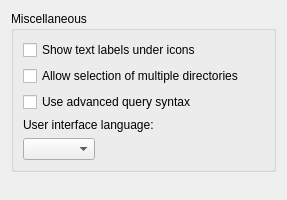
This is ui/options_interface.ui in metabrainz/picard as Qt 5 draws it before an edit. The edited form follows.
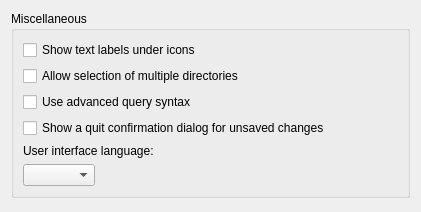
This is the edited form.

Commit message: Add a quit confirmation dialog (PICARD-46)

```diff
--- a/ui/options_interface.ui
+++ b/ui/options_interface.ui
@@ -1,12 +1,12 @@
 <ui version="4.0" >
  <class>InterfaceOptionsPage</class>
- <widget class="QWidget" name="InterfaceOptionsPage" >
-  <property name="geometry" >
+ <widget class="QWidget" name="InterfaceOptionsPage">
+  <property name="geometry">
    <rect>
     <x>0</x>
     <y>0</y>
-    <width>287</width>
-    <height>200</height>
+    <width>421</width>
+    <height>212</height>
    </rect>
   </property>
   <layout class="QVBoxLayout" >
@@ -38,8 +38,15 @@
        </widget>
       </item>
       <item>
-       <widget class="QLabel" name="label" >
-        <property name="text" >
+       <widget class="QCheckBox" name="quit_confirmation">
+        <property name="text">
+         <string>Show a quit confirmation dialog for unsaved changes</string>
+        </property>
+       </widget>
+      </item>
+      <item>
+       <widget class="QLabel" name="label">
+        <property name="text">
          <string>User interface language:</string>
         </property>
        </widget>
```
Left out of the diff: 37 changed lines with no effect on the pictures. The commit also changes 4 other files.
